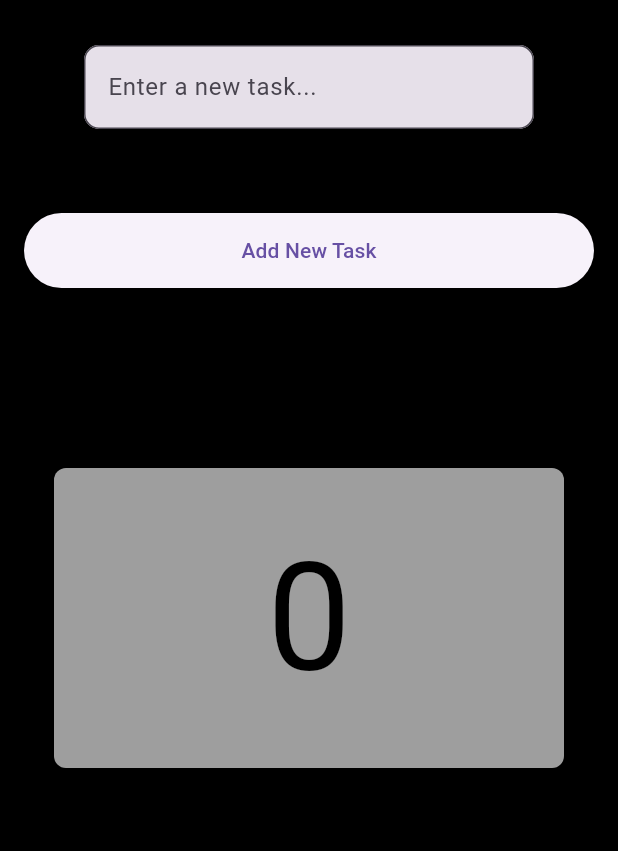
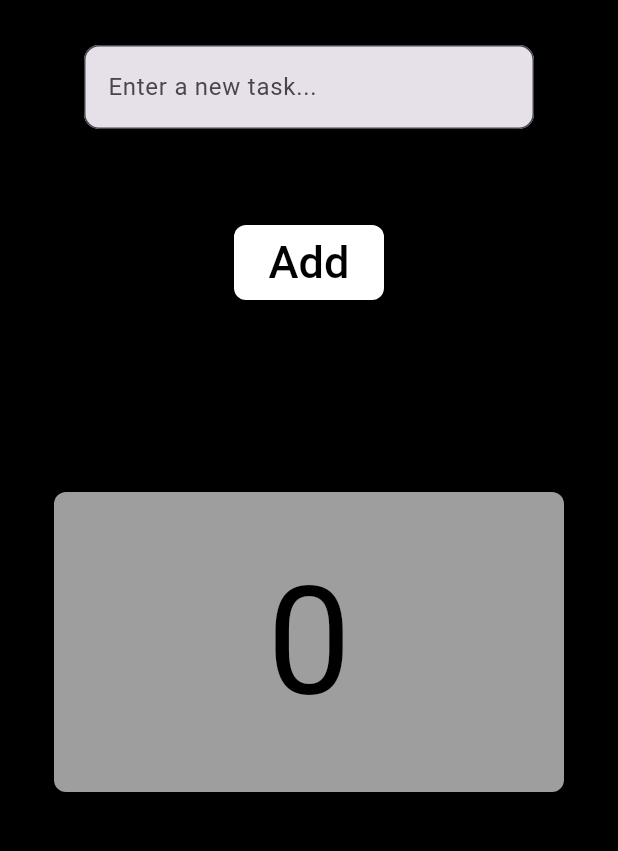
Before and after one commit to fidelmak/digitalclock, a Flutter app: the TodoApp screen opened directly, on a phone screen of 412 x 824 dp, the part 63-914 px from its top. Run offline on Flutter 3.47's test engine with Material 3 defaults, Android fonts, the phone set to English and light mode, and no system bars; our stand-ins replace appwrite, sqflite; missing offline and left inert: bottom_bar; accounts and stored records are empty.

Commit message:
with '#' will be ignored, and an empty message aborts the commit.

```diff
--- a/lib/todoapp.dart
+++ b/lib/todoapp.dart
@@ -105,15 +105,26 @@ class _TodoAppState extends State<TodoApp> {
                   ),
                   SizedBox(height: 12.0),
                   Container(
-                    width: 50.0,
-                    height: 50.0,
-                    child: ElevatedButton(
+                    child: TextButton(
                       onPressed: () {
                         final taskName = _title.text;
                         addTodos();
                         _showPopup(context);
                       },
-                      child: Text('Add New Task'),
+                      child: Container(
+                        width: 100.0,
+                        height: 50.0,
+                        decoration: BoxDecoration(
+                          color: Colors.white,
+                          borderRadius: BorderRadius.circular(8.0),
+                        ),
+                        child: Center(
+                          child: Text(
+                            'Add',
+                            style: TextStyle(color: Colors.black, fontSize: 30),
+                          ),
+                        ),
+                      ),
                     ),
                   ),
                   SizedBox(height: 100),
```
